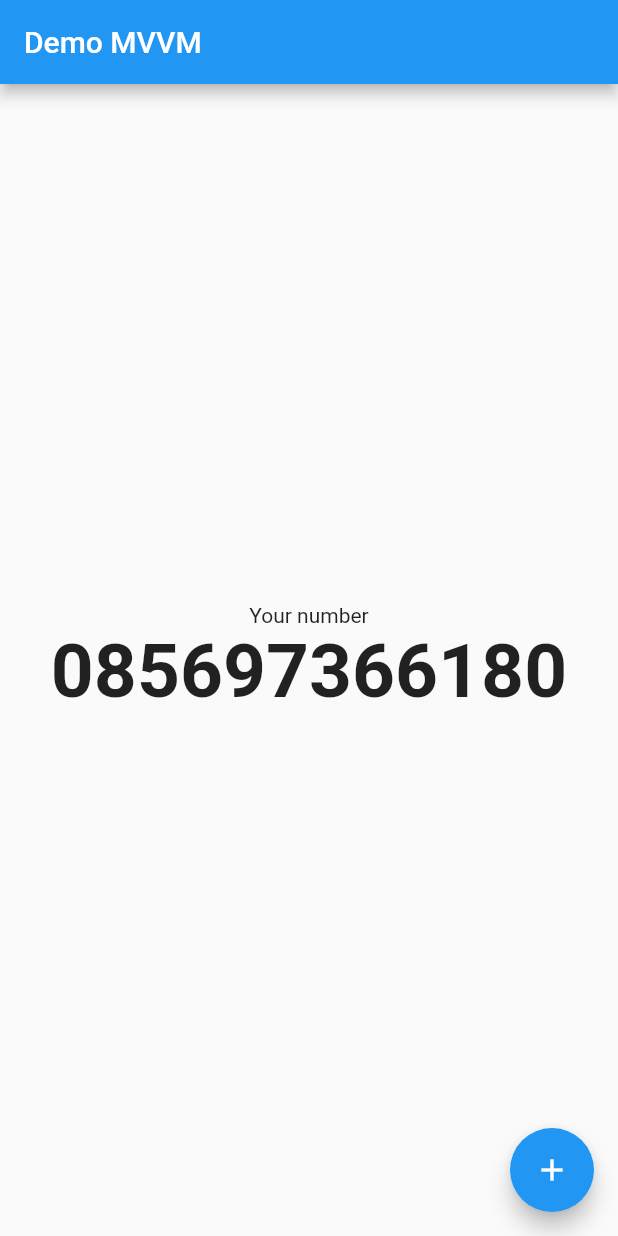
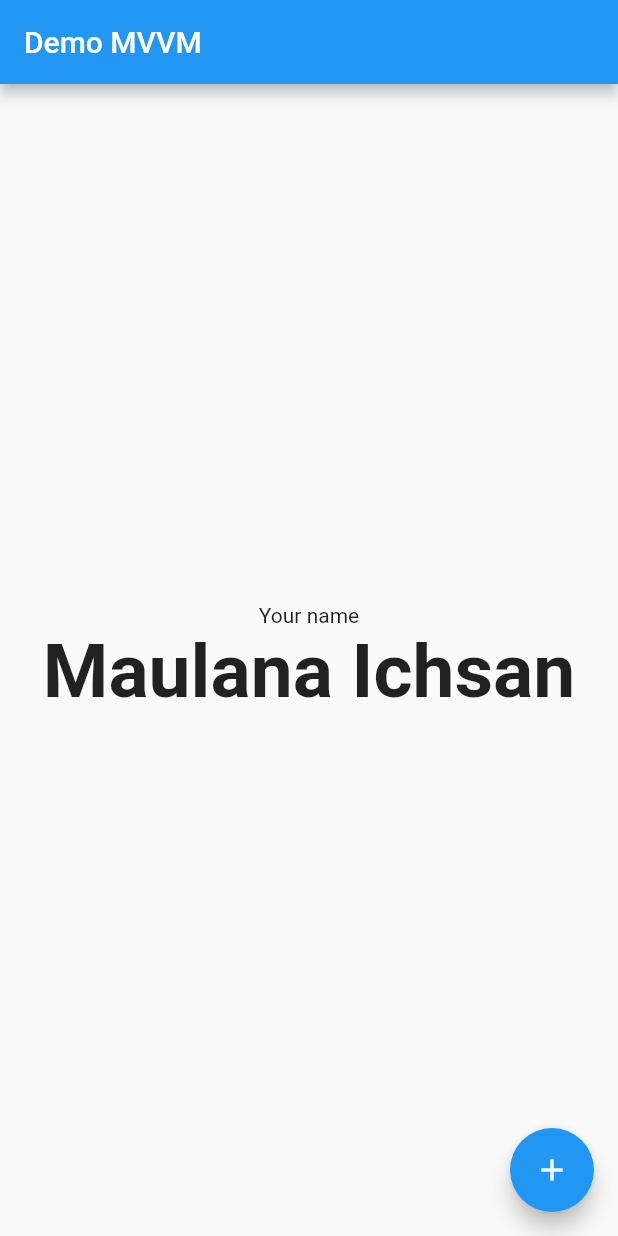
Before and after one commit to acan12/freezed_demo, a Flutter app: the screen it shows after launch, on a phone screen of 412 x 824 dp. Run offline on Flutter 3.47's test engine with Material 2 defaults, Android fonts, the phone set to English and light mode, and no system bars; our stand-ins replace dio, floor, flutter_riverpod, freezed_annotation, retrofit, sqflite; missing offline and left inert: dart:js; accounts and stored records are empty; generated files the repository leaves out were written again.

Commit message:
backup mvvm architecture in new branch

```diff
--- a/lib/ui/pages/home/home_page.dart
+++ b/lib/ui/pages/home/home_page.dart
@@ -1,17 +1,21 @@
+import 'dart:js';
+
 import 'package:flutter/material.dart';
 import 'package:flutter/src/widgets/framework.dart';
 import 'package:flutter_riverpod/flutter_riverpod.dart';
 import 'package:freezed_demo/data/model/response/user/user_response.dart';
+import 'package:freezed_demo/repo/user/user_repository.dart';
 import 'package:freezed_demo/viewmodel/base_viewmodel.dart';
 import 'package:freezed_demo/viewmodel/user/profile_viewmodel.dart';
 
+final myprovider = StateNotifierProvider<ProfileViewModel, String>((ref) {
+  return ProfileViewModel("Maulana Ichsan");
+} );
+
 class HomePage extends ConsumerWidget {
-
   @override
-  Widget build(BuildContext context, WidgetRef widgetRef) {
-    // final _provider = BaseViewModel(){
-    //   return BaseViewModel().getMeta();
-    // };
+  Widget build(BuildContext context, WidgetRef ref) {
+    String name = ref.watch(myprovider);
 
     return Scaffold(
       appBar: AppBar(
@@ -22,10 +26,10 @@ class HomePage extends ConsumerWidget {
           mainAxisAlignment: MainAxisAlignment.center,
           children: <Widget>[
             const Text(
-              'Your number',
+              'Your name',
             ),
-            const Text(
-              '085697366180',
+            Text(
+              '${name}',
               style: TextStyle(fontSize: 50, fontWeight: FontWeight.bold),
             ),
           ],
--- a/lib/viewmodel/base_viewmodel.dart
+++ b/lib/viewmodel/base_viewmodel.dart
@@ -1,5 +1,9 @@
+import 'package:flutter/widgets.dart';
 import 'package:flutter_riverpod/flutter_riverpod.dart';
+import 'package:freezed_demo/data/model/response/user/user_response.dart';
+import 'package:freezed_demo/repo/base_repository.dart';
 
-abstract class BaseViewModel extends StateNotifier {
-  BaseViewModel(state) : super(state);
+
+class BaseViewModel extends StateNotifier<Object> {
+  BaseViewModel(value) : super(value);
 }
```
Also changed, not shown: lib/viewmodel/user/profile_viewmodel.dart (+18 -3 lines), pubspec.lock.
